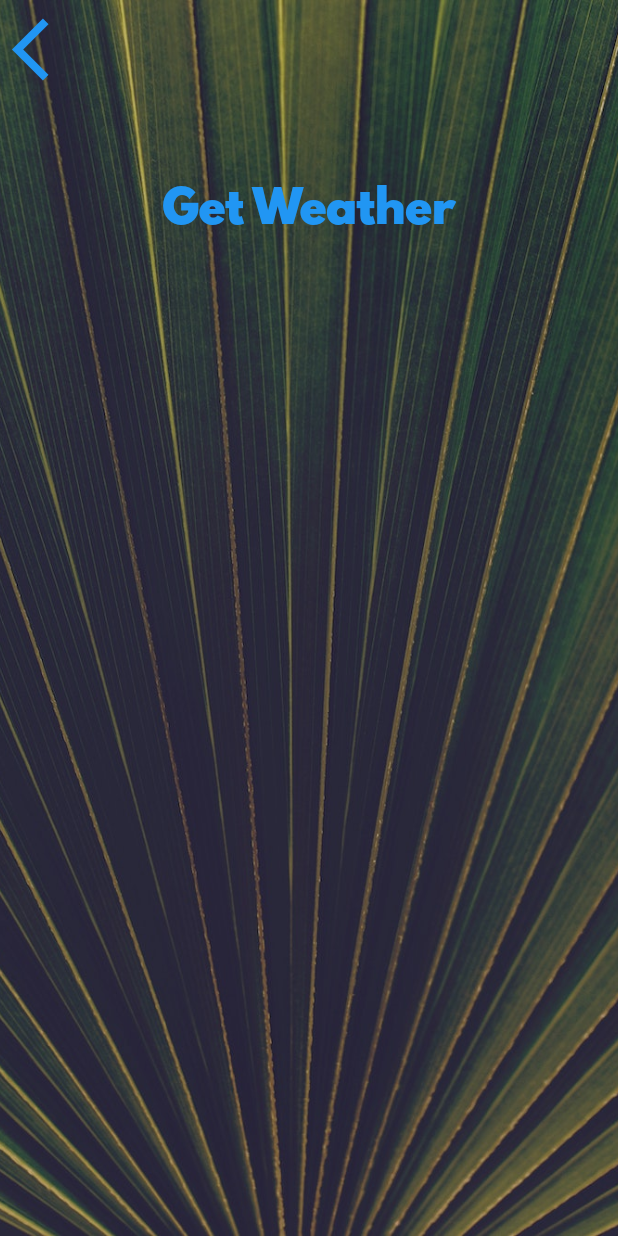
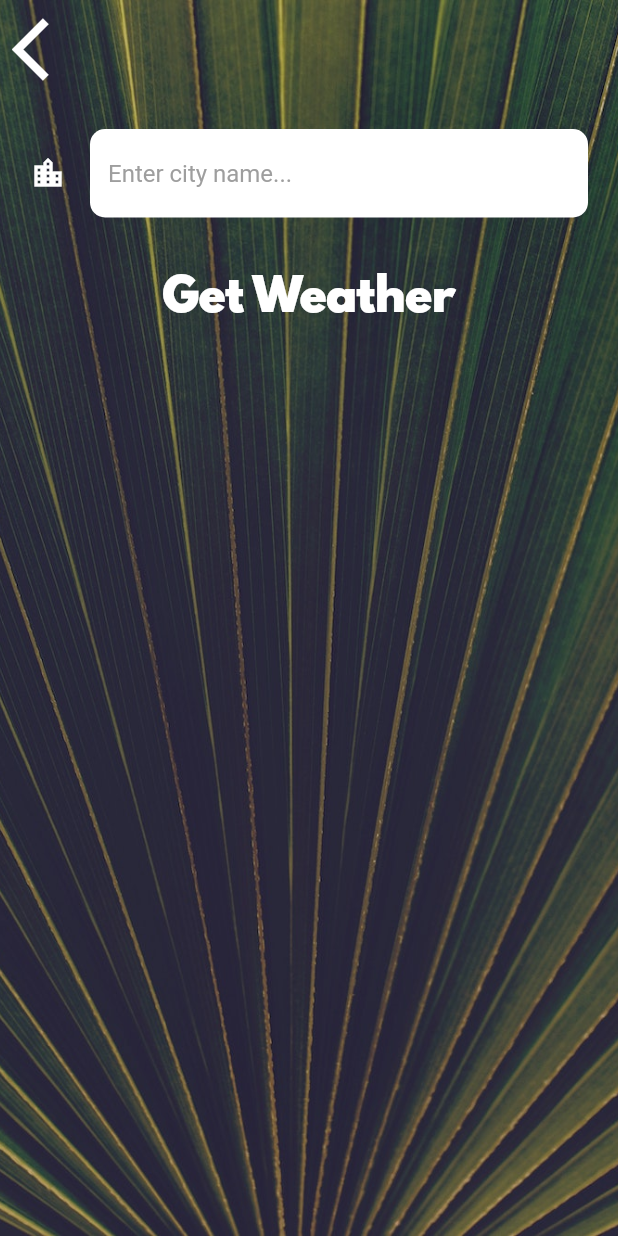
Before and after one commit to clbmrls14/clima-flutter, a Flutter app: the CityScreen screen opened directly, on a phone screen of 412 x 824 dp. Run offline on Flutter 3.47's test engine with Material 2 defaults, Android fonts, the phone set to English and light mode, and no system bars; our stand-ins replace flutter_spinkit, geolocator.

Commit message:
added getting weather by city and relevant menu navigation

```diff
--- a/lib/screens/city_screen.dart
+++ b/lib/screens/city_screen.dart
@@ -7,6 +7,8 @@ class CityScreen extends StatefulWidget {
 }
 
 class _CityScreenState extends State<CityScreen> {
+  late String cityName;
+
   @override
   Widget build(BuildContext context) {
     return Scaffold(
@@ -24,19 +26,32 @@ class _CityScreenState extends State<CityScreen> {
               Align(
                 alignment: Alignment.topLeft,
                 child: TextButton(
-                  onPressed: () {},
+                  onPressed: () {
+                    Navigator.pop(context);
+                  },
                   child: Icon(
                     Icons.arrow_back_ios,
                     size: 50.0,
+                    color: Colors.white,
                   ),
                 ),
               ),
               Container(
                 padding: EdgeInsets.all(20.0),
-                child: null,
+                child: TextField(
+                  style: TextStyle(
+                    color: Colors.black,
+                  ),
+                  decoration: kTextFieldDecoration,
+                  onChanged: (value) {
+                    cityName = value;
+                  },
+                ),
               ),
               TextButton(
-                onPressed: () {},
+                onPressed: () {
+                  Navigator.pop(context, cityName);
+                },
                 child: Text(
                   'Get Weather',
                   style: kButtonTextStyle,
--- a/lib/utilities/constants.dart
+++ b/lib/utilities/constants.dart
@@ -13,8 +13,28 @@ const kMessageTextStyle = TextStyle(
 const kButtonTextStyle = TextStyle(
   fontSize: 30.0,
   fontFamily: 'Spartan MB',
+  color: Colors.white,
 );
 
 const kConditionTextStyle = TextStyle(
   fontSize: 100.0,
 );
+
+const kTextFieldDecoration = InputDecoration(
+  filled: true,
+  fillColor: Colors.white,
+  icon: Icon(
+    Icons.location_city,
+    color: Colors.white,
+  ),
+  hintText: 'Enter city name...',
+  hintStyle: TextStyle(
+    color: Colors.grey,
+  ),
+  border: OutlineInputBorder(
+    borderRadius: BorderRadius.all(
+      Radius.circular(10),
+    ),
+    borderSide: BorderSide.none,
+  ),
+);
```
Also changed, not shown: lib/screens/location_screen.dart (+21 -2 lines), lib/services/weather.dart (+12 -3 lines), 1 other file.
